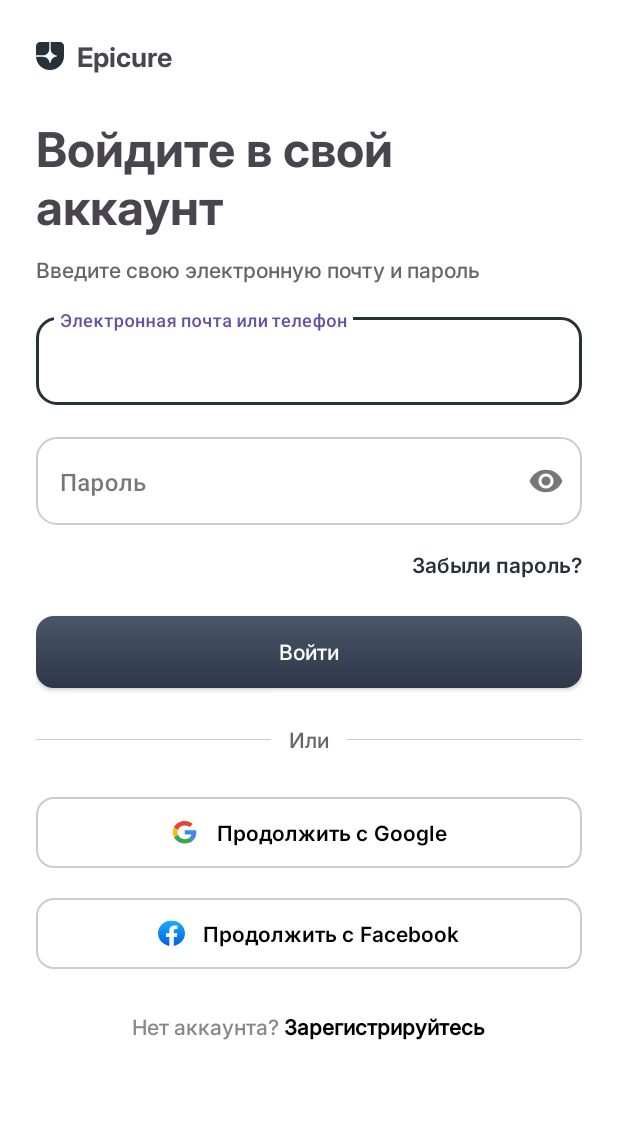
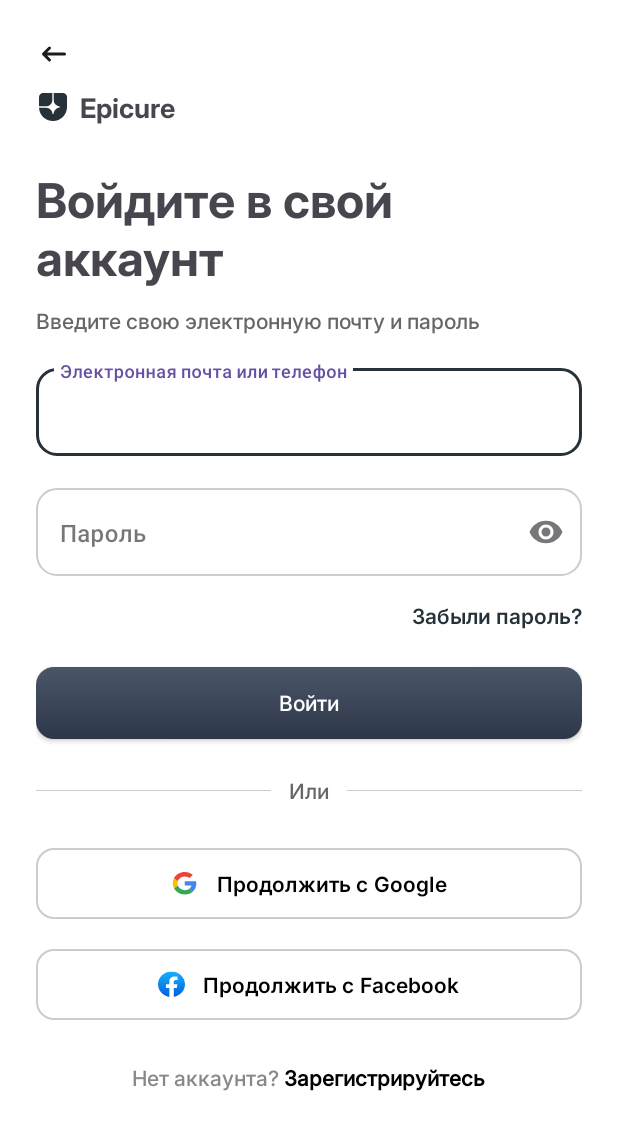
Before and after one commit to kalkadam404/RestaurantReservationApp, an Android app: the layout fragment_login.xml on its own in the app's theme, with its tools: preview values and no code run, on a phone screen of 412 x 824 dp. Shown: the top 1130 px of the screen. Run offline under Robolectric (Android 15) with nearby library versions, the phone set to English and light mode, and no system bars.

Commit message:
minimal changes

```diff
--- a/app/src/main/java/com/example/restaurantreservation/view/activities/MainActivity.kt
+++ b/app/src/main/java/com/example/restaurantreservation/view/activities/MainActivity.kt
@@ -26,6 +26,11 @@ class MainActivity : AppCompatActivity() {
 
 //        navController = navHostFragment.navController
 
+//        val bottomNavigationView = binding.bottomNavigation
+//        val badgeDrawable = bottomNavigationView.getOrCreateBadge(R.id.book_fragment)
+//        badgeDrawable.setNumber(4)
+//        badgeDrawable.setVisible(true)
+
         if (navHostFragment != null) {
             navController = navHostFragment.navController
             binding.bottomNavigation.post {
--- a/app/src/main/java/com/example/restaurantreservation/view/fragment/LoginFragment.kt
+++ b/app/src/main/java/com/example/restaurantreservation/view/fragment/LoginFragment.kt
@@ -47,6 +47,11 @@ class LoginFragment : Fragment() {
         binding.registerTextView.setOnClickListener {
             findNavController().navigate(R.id.action_loginFragment_to_registerFragment)
         }
+
+        binding.backTo.setOnClickListener {
+            findNavController().navigate(R.id.action_loginFragment_to_homeFragment)
+        }
+
     }
 
     private fun setupObservers() {
--- a/app/src/main/res/layout/fragment_login.xml
+++ b/app/src/main/res/layout/fragment_login.xml
@@ -12,9 +12,19 @@
         android:layout_height="wrap_content"
         android:orientation="vertical">
 
+        <ImageView
+            android:id="@+id/backTo"
+            android:layout_width="24dp"
+            android:layout_height="24dp"
+            android:src="@drawable/arrow_left_black"
+            android:layout_marginBottom="10dp"
+            android:layout_gravity="start"
+            android:contentDescription="Назад" />
+
         <LinearLayout
             android:layout_width="wrap_content"
             android:layout_height="wrap_content"
+            android:layout_marginLeft="2dp"
             android:orientation="horizontal">
             <ImageView
                 android:layout_width="wrap_content"
--- a/app/src/main/res/menu/bottom_nav_menu.xml
+++ b/app/src/main/res/menu/bottom_nav_menu.xml
@@ -8,6 +8,12 @@
         android:id="@+id/menu_fragment"
         android:icon="@drawable/fork"
         android:title="Меню" />
+
+    <item
+        android:id="@+id/item_none"
+        android:title=""
+        />
+
     <item
         android:id="@+id/book_fragment"
         android:icon="@drawable/booking"
```
Also changed, not shown: app/src/main/res/layout/activity_main.xml (+48 -15 lines).
